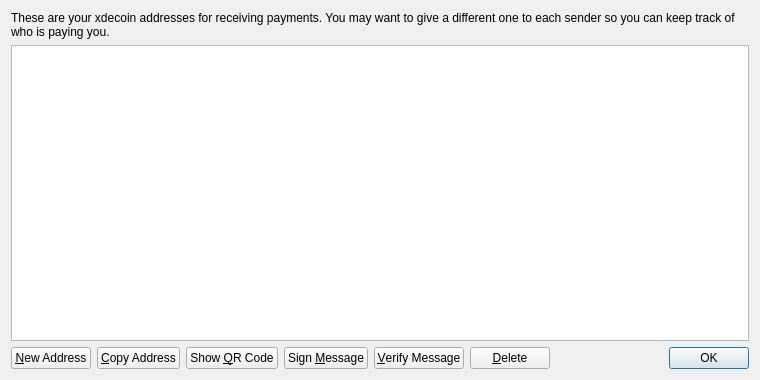
Before: the Qt Designer form src/qt/forms/addressbookpage.ui in rarecoin/RareCoin, drawn with Qt 5.
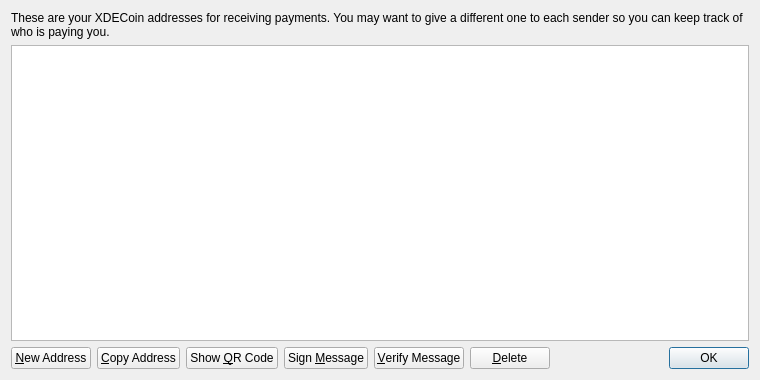
After: the same form once the commit is applied. Icons and pictures are not drawn.

```diff
--- a/src/qt/forms/addressbookpage.ui
+++ b/src/qt/forms/addressbookpage.ui
@@ -17,7 +17,7 @@
    <item>
     <widget class="QLabel" name="labelExplanation">
      <property name="text">
-      <string>These are your xdecoin addresses for receiving payments. You may want to give a different one to each sender so you can keep track of who is paying you.</string>
+      <string>These are your XDECoin addresses for receiving payments. You may want to give a different one to each sender so you can keep track of who is paying you.</string>
      </property>
      <property name="textFormat">
       <enum>Qt::PlainText</enum>
```
Left out of the diff: 4 changed lines with no effect on the pictures.
